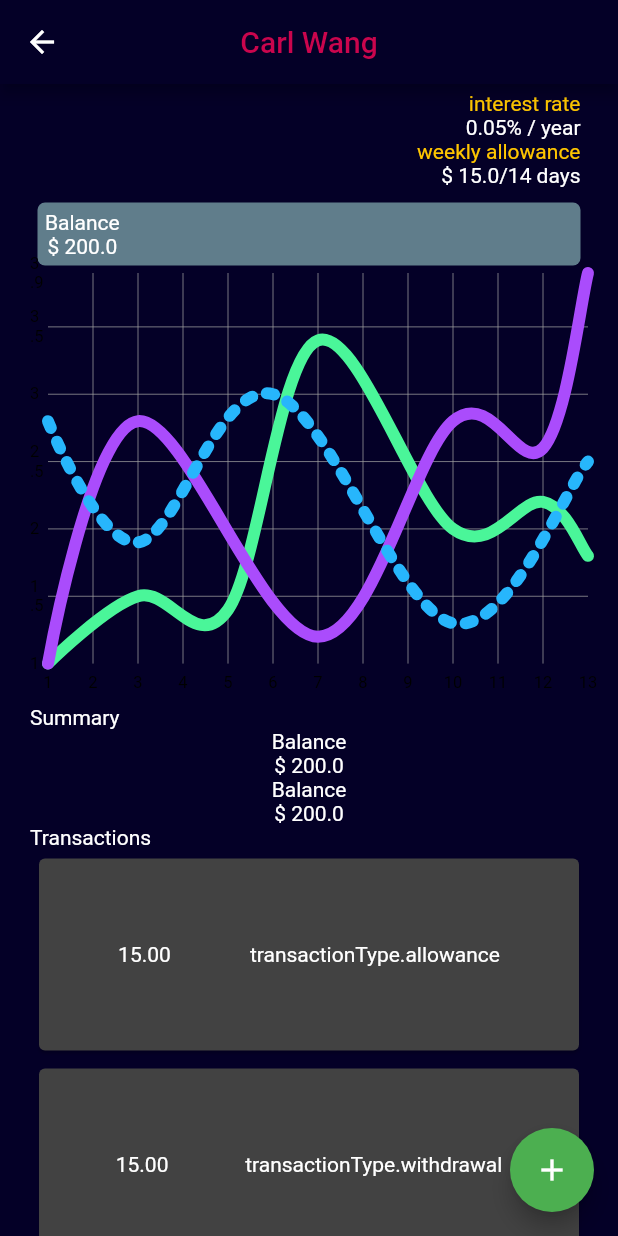
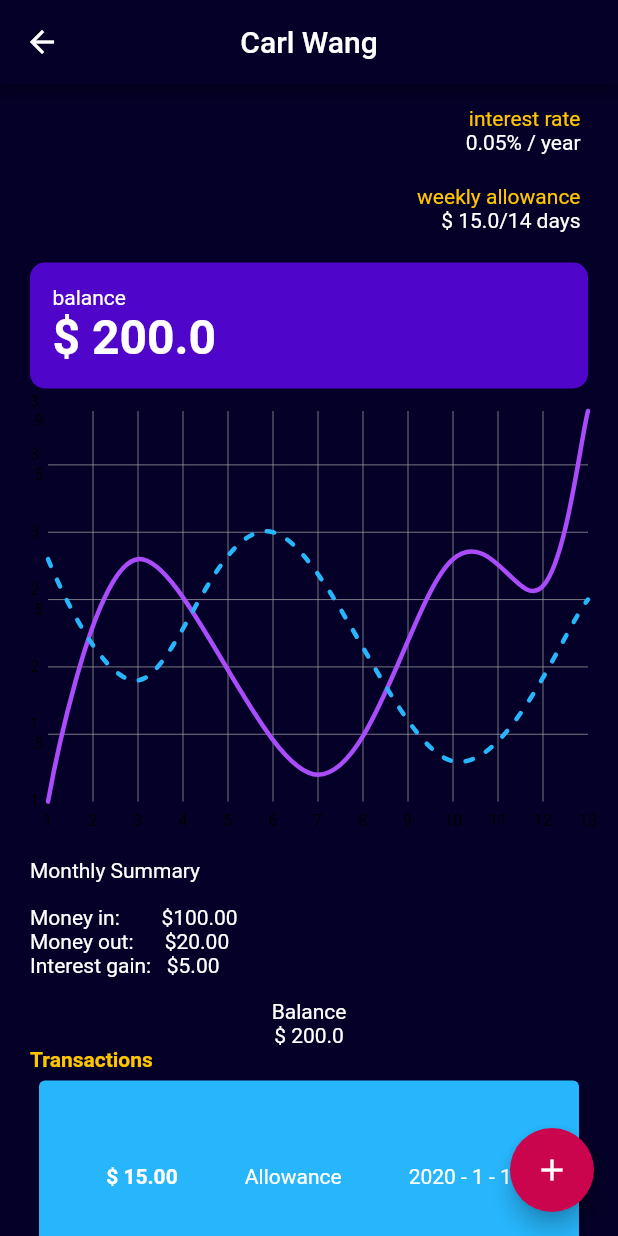
Before and after one commit to Emilywang98/Piggyfund, a Flutter app: the ChildDetails screen opened directly, on a phone screen of 412 x 824 dp. Run offline on Flutter 3.47's test engine with Material 2 defaults, Android fonts, the phone set to English and light mode, and no system bars; Roboto replaces fonts that are missing (Hind).

Commit message:
refactoring and styling

```diff
--- a/piggy_fund/lib/child_add.dart
+++ b/piggy_fund/lib/child_add.dart
@@ -3,9 +3,14 @@ import 'package:flutter/semantics.dart';
 
 import 'package:piggy_fund/parent_child_details.dart';
 import 'model/child.dart';
+import 'model/transaction.dart';
+
+Transaction t1 = Transaction(0, 0, new DateTime.utc(2020, 1, 1), 215.00, 15.00, transactionType.allowance);
+Transaction t2 = Transaction(0, 0, new DateTime.utc(2020, 1, 1), 200.00, 15.00, transactionType.withdrawal);
+List<Transaction> transactionList = [t1, t2];
 
 Child c1 = Child(0, "Carl", "Wang", 200.00, 0.05, 15.00,
-    new DateTime.utc(2020, 1, 1), 60, 14);
+    new DateTime.utc(2020, 1, 1), 60, 14, transactionList);
 
 class Products extends StatelessWidget {
   //everything in this class is not changeable because its stateless
--- a/piggy_fund/lib/main.dart
+++ b/piggy_fund/lib/main.dart
@@ -3,8 +3,6 @@ import 'package:piggy_fund/model/child.dart';
 import './parentsum.dart';
 import './new_child.dart';
 import './child_add.dart';
-
-Child c1 = Child(0, "Carl", "Wang", 200.00, 0.05, 15.00, new DateTime.utc(2020, 1, 1), 60, 14);
 
 const oxfordBlue = const Color(0xFF040027);
 const mikadoYellow = const Color(0xffffc600);
@@ -28,7 +26,7 @@ main() {
         headline1: TextStyle(fontSize: 20.0, fontWeight: FontWeight.bold),
         headline2: TextStyle(fontSize: 14.0, color: mikadoYellow),
         headline3: TextStyle(fontSize: 14.0, color: Colors.white),
-        headline4: TextStyle(fontSize: 36.0, fontStyle: FontStyle.italic),
+        headline4: TextStyle(fontSize: 32.0, color: Colors.white, fontWeight: FontWeight.bold),
         bodyText2: TextStyle(fontSize: 14.0, fontFamily: 'Hind'),
       ),
     ),
@@ -42,14 +40,12 @@ class MyApp extends StatelessWidget {
 //method called build - draw a widget using the build function
 //takes one argument called context, thing returned on the screen
   build(context) {
-    return MaterialApp(
-      home: Scaffold(
+    return Scaffold(
         appBar: AppBar(
           title: Text('Parent Portal'),
         ),
         body: ParentSum('Child'),
-      ),
-    );
+      );
   }
 }
 
--- a/piggy_fund/lib/model/child.dart
+++ b/piggy_fund/lib/model/child.dart
@@ -1,15 +1,17 @@
+import 'transaction.dart';
 class Child {
-  final int childId;
-  final String firstName;
-  final String lastName;
-  final double balance;
-  final double interestRate;
-  final double allowanceAmt;
-  final DateTime startDate;
-  final int compoundRate; //in days
-  final int allowanceRate; //in days
+  int childId;
+  String firstName;
+  String lastName;
+  double balance;
+  double interestRate;
+  double allowanceAmt;
+  DateTime startDate;
+  int compoundRate; //in days
+  int allowanceRate; //in days
+  List<Transaction> transactions;
 
-  Child(this.childId, this.firstName, this.lastName, this.balance, this.interestRate, this.allowanceAmt, this.startDate, this.compoundRate, this.allowanceRate);
+  Child(this.childId, this.firstName, this.lastName, this.balance, this.interestRate, this.allowanceAmt, this.startDate, this.compoundRate, this.allowanceRate, this.transactions);
 
   factory Child.fromJson(Map<String, dynamic> json) {
     return Child(
@@ -22,6 +24,7 @@ class Child {
       json['startDate'],
       json['compoundRate'],
       json['allowanceRate'],
+      json['transactions']
     );
   }
 }
--- /dev/null
+++ b/piggy_fund/lib/new_transaction.dart
@@ -0,0 +1,52 @@
+import 'package:flutter/material.dart';
+import 'model/transaction.dart';
+import 'model/child.dart';
+
+class NewTransaction extends StatefulWidget{
+  Child item;
+  String transactionAmt;
+  NewTransaction({Key key, this.item}) : super(key: key);
+  @override
+  _NewTransaction createState() => _NewTransaction();
+}
+
+class _NewTransaction extends State<NewTransaction>{
+  Widget build(BuildContext context) {
+    return new Scaffold(
+      appBar: new AppBar(
+        title: new Text("New Transaction"),
+        actions: <Widget>[
+          new IconButton(
+              icon: const Icon(Icons.save),
+              onPressed: ()=>{_sendTransactionBack(context)}
+          )
+        ],
+      ),
+      body: new Column(
+        children: <Widget>[
+          new ListTile(
+            leading: const Icon(Icons.person),
+            title: new TextField(
+              onChanged: (newText){
+                widget.transactionAmt = newText;
+              },
+              decoration: new InputDecoration(
+                hintText: "Withdrawal Amount",
+              ),
+            ),
+          ),
+        ],
+      ),
+    );
+  }
+
+  void _sendTransactionBack(BuildContext context){
+    double amt = double.parse(widget.transactionAmt);
+    widget.item.balance -= amt;
+
+    Transaction newTransaction = Transaction(0, 0, new DateTime.utc(2020, 1, 1), widget.item.balance, amt, transactionType.withdrawal);
+    widget.item.transactions.add(newTransaction);
+
+    Navigator.pop(context, widget.item);
+  }
+}
--- a/piggy_fund/lib/parent_child_details.dart
+++ b/piggy_fund/lib/parent_child_details.dart
@@ -2,27 +2,28 @@ import 'package:fl_chart/fl_chart.dart';
 import 'package:flutter/cupertino.dart';
 import 'package:flutter/material.dart';
 import 'package:piggy_fund/transaction_list.dart';
-
+import 'package:piggy_fund/new_transaction.dart';
 import 'model/child.dart';
 import 'model/transaction.dart';
-
-Transaction t1 = Transaction(0, 0, new DateTime.utc(2020, 1, 1), 215.00, 15.00, transactionType.allowance);
-Transaction t2 = Transaction(0, 0, new DateTime.utc(2020, 1, 1), 200.00, 15.00, transactionType.withdrawal);
-List<Transaction> transactionList = [t1, t2];
 
 const oxfordBlue = const Color(0xFF040027);
 const mikadoYellow = const Color(0xffffc600);
 const pictorialCarmine = const Color(0xFFca054d);
 const mediumPurple = const Color(0xFF5005CA);
 
-class ChildDetails extends StatelessWidget {
+class ChildDetails extends StatefulWidget{
+  Child item;
   ChildDetails({Key key, this.item}) : super(key: key);
-  final Child item;
+  @override
+  _ChildDetailsState createState() => _ChildDetailsState();
+}
+
+class _ChildDetailsState extends State<ChildDetails> {
   @override
   Widget build(BuildContext context) {
     return Scaffold(
       appBar: AppBar(
-        title: Text("${this.item.firstName.toString()} ${this.item.lastName.toString()}", style: TextStyle(color: pictorialCarmine)),
+        title: Text("${widget.item.firstName.toString()} ${widget.item.lastName.toString()}"),
         backgroundColor: oxfordBlue,
         centerTitle: true,
       ),
@@ -50,19 +51,25 @@ class ChildDetails extends StatelessWidget {
                               Column(
                                   crossAxisAlignment: CrossAxisAlignment.end,
                                   children: <Widget> [
-                                    Column(
+                                    Container(
+                                      padding: EdgeInsets.symmetric(vertical: 10),
+                                      child: Column(
                                         crossAxisAlignment: CrossAxisAlignment.end,
                                         children: [
                                           Text("interest rate", style: Theme.of(context).textTheme.headline2),
-                                        Text("${this.item.interestRate.toString()}% / year", style: Theme.of(context).textTheme.headline3),
+                                          Text("${widget.item.interestRate.toString()}% / year", style: Theme.of(context).textTheme.headline3),
                                         ],
                                       ),
-                                    Column(
+                                    ),
+                                    Container(
+                                      padding: EdgeInsets.symmetric(vertical: 10),
+                                      child: Column(
                                         crossAxisAlignment: CrossAxisAlignment.end,
                                         children: [
                                           Text("weekly allowance", style: Theme.of(context).textTheme.headline2),
-                                        Text("\$ ${this.item.allowanceAmt.toString()}/${this.item.allowanceRate.toString()} days", style: Theme.of(context).textTheme.headline3),
+                                          Text("\$ ${widget.item.allowanceAmt.toString()}/${widget.item.allowanceRate.toString()} days", style: Theme.of(context).textTheme.headline3),
                                         ],
+                                      ),
                                     ),
                                   ]
                               ),
@@ -70,25 +77,28 @@ class ChildDetails extends StatelessWidget {
                           )
                       ),
                     Container(
-                        padding: EdgeInsets.all(5),
-                        margin: EdgeInsets.all(5),
+                        padding: EdgeInsets.all(15),
+                        margin: EdgeInsets.symmetric(vertical: 5),
                         decoration: BoxDecoration(
-                          borderRadius: BorderRadius.all(Radius.circular(5)),
-                          color: Colors.blueGrey,
+                          borderRadius: BorderRadius.all(Radius.circular(10)),
+                          color: mediumPurple,
                         ),
                         child: Row(
                             mainAxisAlignment: MainAxisAlignment.start,
                           children:<Widget>[
                             Column(
+                              mainAxisAlignment: MainAxisAlignment.start,
+                              crossAxisAlignment: CrossAxisAlignment.start,
                               children: [
-                                Text("Balance"),
-                                Text("\$ ${this.item.balance.toString()}"),
+                                Text("balance"),
+                                Text("\$ ${widget.item.balance.toString()}", style: Theme.of(context).textTheme.headline4),
                               ],
                             )
                           ]
                         )
                     ),
                     Container(
+                      padding: EdgeInsets.symmetric(vertical: 10),
                         child: LineChart(
                             LineChartData(
                               titlesData: FlTitlesData(
@@ -105,58 +115,59 @@ class ChildDetails extends StatelessWidget {
                             )
                         ),
                     ),
-                    Text("Summary"),
-                    Column(
+                    Text("Monthly Summary"),
+                    Container(
+                      margin: EdgeInsets.symmetric(vertical: 15),
+                      child: Column(
+                        mainAxisAlignment: MainAxisAlignment.start,
+                        crossAxisAlignment: CrossAxisAlignment.start,
                         children: [
-                        Text("Balance"),
-                        Text("\$ ${this.item.balance.toString()}"),
+                          Text("Money in:        \$100.00"),
+                          Text("Money out:      \$20.00"),
+                          Text("Interest gain:   \$5.00", style: Theme.of(context).textTheme.headline3),
                         ],
+                      ),
                     ),
                     Column(
                       children: [
                         Text("Balance"),
-                        Text("\$ ${this.item.balance.toString()}"),
+                        Text("\$ ${widget.item.balance.toString()}"),
                       ],
                     ),
 
-                    Text("Transactions"),
-                    TransactionList(items: transactionList)
+                    Text(
+                      "Transactions",
+                      style: TextStyle(
+                        color: mikadoYellow,
+                        fontWeight: FontWeight.bold
+                      ),
+                    ),
+                    TransactionList(items: widget.item.transactions)
                 ]
             ),
         ),
       ]),
       floatingActionButton: FloatingActionButton(
         child: Icon(Icons.add),
-        backgroundColor: Colors.green,
+        backgroundColor: pictorialCarmine,
+        onPressed: (){
+          _awaitAddTransaction(context);
+        },
       ),
     );
+  }
+  void _awaitAddTransaction(BuildContext context) async{
+    final result = await Navigator.push(
+        context,
+        MaterialPageRoute(builder: (context)=> NewTransaction(item: widget.item))
+    );
+    setState((){
+      widget.item = result;
+    });
   }
 }
 
 List<LineChartBarData> linesBarData1() {
-  final LineChartBarData lineChartBarData1 = LineChartBarData(
-    spots: [
-      FlSpot(1, 1),
-      FlSpot(3, 1.5),
-      FlSpot(5, 1.4),
-      FlSpot(7, 3.4),
-      FlSpot(10, 2),
-      FlSpot(12, 2.2),
-      FlSpot(13, 1.8),
-    ],
-    isCurved: true,
-    colors: [
-      const Color(0xff4af699),
-    ],
-    barWidth: 8,
-    isStrokeCapRound: true,
-    dotData: FlDotData(
-      show: false,
-    ),
-    belowBarData: BarAreaData(
-      show: false,
-    ),
-  );
   final LineChartBarData lineChartBarData2 = LineChartBarData(
     spots: [
       FlSpot(1, 1),
@@ -170,7 +181,7 @@ List<LineChartBarData> linesBarData1() {
     colors: [
       const Color(0xffaa4cfc),
     ],
-    barWidth: 8,
+    barWidth: 3,
     isStrokeCapRound: true,
     dotData: FlDotData(
       show: false,
@@ -191,7 +202,7 @@ List<LineChartBarData> linesBarData1() {
     colors: const [
       Color(0xff27b6fc),
     ],
-    barWidth: 8,
+    barWidth: 3,
     isStrokeCapRound: true,
     dotData: FlDotData(
       show: false,
@@ -202,7 +213,6 @@ List<LineChartBarData> linesBarData1() {
     dashArray: [5,10]
   );
   return [
-    lineChartBarData1,
     lineChartBarData2,
     lineChartBarData3,
   ];
--- a/piggy_fund/lib/transaction_list.dart
+++ b/piggy_fund/lib/transaction_list.dart
@@ -1,5 +1,10 @@
 import 'package:flutter/material.dart';
 import 'package:piggy_fund/model/transaction.dart';
+
+const oxfordBlue = const Color(0xFF040027);
+const mikadoYellow = const Color(0xffffc600);
+const pictorialCarmine = const Color(0xFFca054d);
+const mediumPurple = const Color(0xFF5005CA);
 
 class TransactionList extends StatelessWidget {
   final List<Transaction> items;
@@ -16,12 +21,14 @@ class TransactionList extends StatelessWidget {
           padding: EdgeInsets.all(2),
           height: 140,
           child: Card(
+            color: Color(0xff27b6fc),
             child: Row(
               mainAxisAlignment: MainAxisAlignment.spaceEvenly,
               children: <Widget>[
-                Text("${items[index].transactionAmt.toStringAsFixed(2)}"),
-                Text("${items[index].type.toString()}"),
-                // Text("${items[index].date.toString()}"),
+                Text("\$ ${items[index].transactionAmt.toStringAsFixed(2)}",
+                    style: TextStyle(fontWeight: FontWeight.bold)),
+                Text(items[index].type==transactionType.withdrawal?"Withdrawal":"Allowance"),
+                Text("${items[index].date.year.toString() } - ${items[index].date.month.toString()} - ${items[index].date.day.toString()}"),
               ],
             ),
           ),
```
Lines whose indentation alone changed are shown as unchanged.
